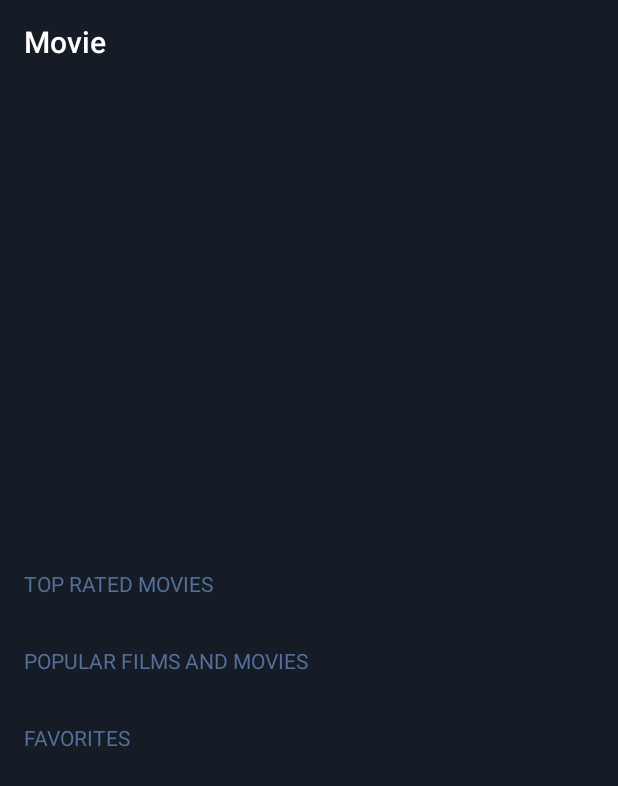
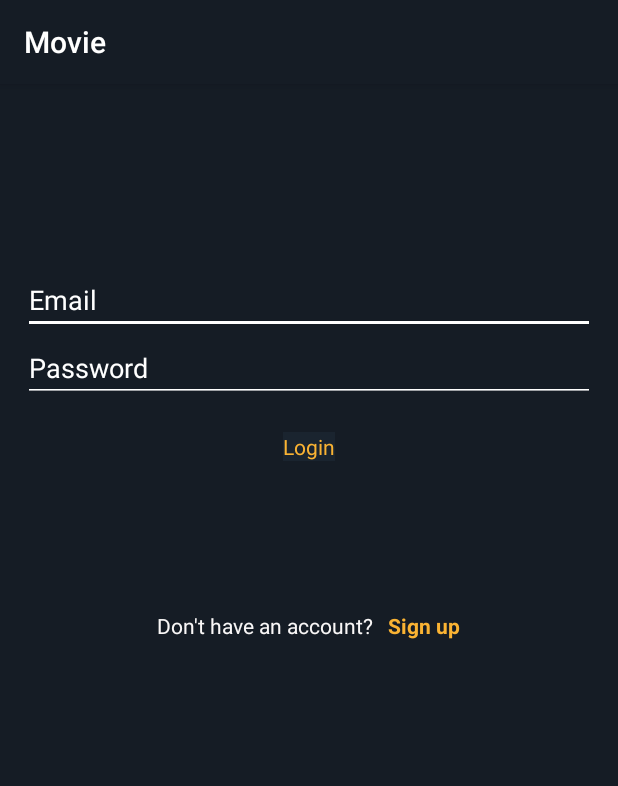
Before and after one commit to pedroadmn/movie, an Android app: the screen it shows after launch (HomeActivity before the commit, LoginActivity after it), on a phone screen of 412 x 824 dp. Shown: the top 786 px of the screen. Run offline under Robolectric (Android 15) with nearby library versions, the phone set to English and light mode, and no system bars; our stand-ins replace ButterKnife; libraries missing offline, so code that uses them is left out: com.mobsandgeeks.saripaar; 2 statements that could not run were skipped.

Commit message:
Adding Login Screen

```diff
--- a/app/build.gradle
+++ b/app/build.gradle
@@ -64,4 +64,9 @@ dependencies {
     implementation "android.arch.persistence.room:runtime:$roomVersion"
     annotationProcessor "android.arch.persistence.room:compiler:$roomVersion"
     androidTestImplementation "android.arch.persistence.room:testing:$roomVersion"
+
+    implementation 'com.mobsandgeeks:android-saripaar:2.0.3'
+
+    implementation 'com.android.support:appcompat-v7:28.0.0'
+    implementation "com.android.support:cardview-v7:28.0.0"
 }
--- a/app/src/main/AndroidManifest.xml
+++ b/app/src/main/AndroidManifest.xml
@@ -2,17 +2,20 @@
 <manifest xmlns:android="http://schemas.android.com/apk/res/android"
     package="com.example.movie">
 
+    <uses-permission android:name="android.permission.INTERNET" />
+
     <application
-        android:usesCleartextTraffic="true"
         android:allowBackup="true"
         android:icon="@mipmap/ic_launcher"
         android:label="@string/app_name"
         android:roundIcon="@mipmap/ic_launcher_round"
         android:supportsRtl="true"
-        android:theme="@style/AppTheme">
-        <activity android:name=".ui.MoviePlayerActivity"></activity>
+        android:theme="@style/AppTheme"
+        android:usesCleartextTraffic="true">
+        <activity android:name=".ui.HomeActivity"></activity>
+        <activity android:name=".ui.MoviePlayerActivity" />
         <activity android:name=".ui.MovieDatailActivity" />
-        <activity android:name=".ui.HomeActivity">
+        <activity android:name=".ui.LoginActivity">
             <intent-filter>
                 <action android:name="android.intent.action.MAIN" />
 
@@ -21,5 +24,4 @@
         </activity>
     </application>
 
-    <uses-permission android:name="android.permission.INTERNET" />
 </manifest>
--- /dev/null
+++ b/app/src/main/java/com/example/movie/ui/LoginActivity.java
@@ -0,0 +1,82 @@
+package com.example.movie.ui;
+
+import androidx.appcompat.app.AppCompatActivity;
+
+import android.content.Intent;
+import android.os.Bundle;
+import android.view.View;
+import android.widget.EditText;
+import android.widget.TextView;
+import android.widget.Toast;
+
+import com.example.movie.R;
+import com.mobsandgeeks.saripaar.ValidationError;
+import com.mobsandgeeks.saripaar.Validator;
+import com.mobsandgeeks.saripaar.annotation.Email;
+import com.mobsandgeeks.saripaar.annotation.NotEmpty;
+import com.mobsandgeeks.saripaar.annotation.Password;
+
+import java.util.List;
+
+import butterknife.BindView;
+import butterknife.ButterKnife;
+
+public class LoginActivity extends AppCompatActivity implements Validator.ValidationListener {
+
+    @NotEmpty
+    @Email
+    @BindView(R.id.email)
+    EditText emailEditText;
+
+    @Password(min = 6, scheme = Password.Scheme.ALPHA_NUMERIC_MIXED_CASE_SYMBOLS)
+    @BindView(R.id.password)
+    EditText passwordEditText;
+
+    @BindView(R.id.login)
+    TextView login;
+
+    private Validator validator;
+
+    @Override
+    protected void onCreate(Bundle savedInstanceState) {
+        super.onCreate(savedInstanceState);
+        setContentView(R.layout.activity_login);
+
+        ButterKnife.bind(this);
+
+        validator = new Validator(this);
+        validator.setValidationListener(this);
+
+        login = findViewById(R.id.login);
+
+        login.setOnClickListener(new View.OnClickListener() {
+
+            @Override
+            public void onClick(View v) {
+                validator.validate();
+            }
+        });
+    }
+
+    @Override
+    public void onValidationSucceeded() {
+        Toast.makeText(this, "Login Succeeded!", Toast.LENGTH_SHORT).show();
+        Intent i = new Intent(getApplicationContext(), HomeActivity.class);
+        startActivity(i);
+    }
+
+    @Override
+    public void onValidationFailed(List<ValidationError> errors) {
+        for (ValidationError error : errors) {
+            View view = error.getView();
+            String message = error.getCollatedErrorMessage(this);
+
+            // Display error messages ;)
+            if (view instanceof EditText) {
+                ((EditText) view).setError(message);
+            } else {
+                Toast.makeText(this, message, Toast.LENGTH_LONG).show();
+            }
+        }
+    }
+}
--- /dev/null
+++ b/app/src/main/res/layout/activity_login.xml
@@ -0,0 +1,92 @@
+<?xml version="1.0" encoding="utf-8"?>
+<RelativeLayout
+    xmlns:android="http://schemas.android.com/apk/res/android"
+    xmlns:app="http://schemas.android.com/apk/res-auto"
+    xmlns:tools="http://schemas.android.com/tools"
+    android:layout_width="match_parent"
+    android:layout_height="match_parent"
+    tools:context=".ui.LoginActivity"
+    android:background="@color/colorPrimary">
+
+    <ImageView
+        android:id="@+id/imageView"
+        android:layout_width="250dp"
+        android:layout_height="wrap_content"
+        android:layout_alignParentTop="true"
+        android:layout_centerHorizontal="true"
+        android:layout_marginTop="1dp"/>
+
+    <LinearLayout
+        android:layout_width="match_parent"
+        android:layout_height="wrap_content"
+        android:orientation="vertical"
+        android:layout_below="@+id/imageView"
+        android:layout_marginTop="120dp">
+
+        <EditText
+            android:id="@+id/email"
+            android:layout_width="match_parent"
+            android:layout_height="match_parent"
+            android:layout_marginLeft="15dp"
+            android:layout_marginRight="15dp"
+            android:textColorHint="#fff"
+            android:textColor="#fff"
+            android:hint="Email"
+            android:foregroundTint="#fff"
+            android:backgroundTint="#fff"
+            android:focusableInTouchMode="true"
+            />
+
+        <EditText
+            android:inputType="textPassword"
+            android:id="@+id/password"
+            android:layout_width="match_parent"
+            android:layout_height="match_parent"
+            android:layout_marginLeft="15dp"
+            android:layout_marginRight="15dp"
+            android:textColorHint="#fff"
+            android:textColor="#fff"
+            android:hint="Password"
+            android:focusable="true"
+            android:focusableInTouchMode="true"
+            android:foregroundTint="#fff"
+            android:backgroundTint="#fff"/>
+
+        <TextView
+            android:id="@+id/login"
+            android:background="@color/text_bg_blue"
+            android:layout_width="wrap_content"
+            android:layout_height="wrap_content"
+            android:layout_gravity="center"
+            android:layout_marginTop="20dp"
+            android:onClick="login"
+            android:text="Login"
+            android:textColor="#FAB333"
+            />
+
+        <LinearLayout
+            android:layout_width="wrap_content"
+            android:layout_height="wrap_content"
+            android:orientation="horizontal"
+            android:layout_gravity="center"
+            android:layout_marginTop="100dp">
+
+            <TextView
+                android:layout_width="wrap_content"
+                android:layout_height="wrap_content"
+                android:textColor="#f9f7f7"
+                android:text="Don't have an account?"
+                />
+
+            <TextView
+                android:layout_width="wrap_content"
+                android:layout_height="wrap_content"
+                android:layout_marginLeft="10dp"
+                android:fontFamily="sans-serif"
+                android:text="Sign up"
+                android:textColor="#FAB333"
+                android:textSize="14sp"
+                android:textStyle="bold" />
+        </LinearLayout>
+    </LinearLayout>
+</RelativeLayout>
--- a/app/src/main/res/values/colors.xml
+++ b/app/src/main/res/values/colors.xml
@@ -8,4 +8,5 @@
     <color name="player_bg">#000000</color>
     <color name="shutter_bg">#000000</color>
     <color name="video_player_bg">#000000</color>
+    <color name="white">#ffffff</color>
 </resources>
```
